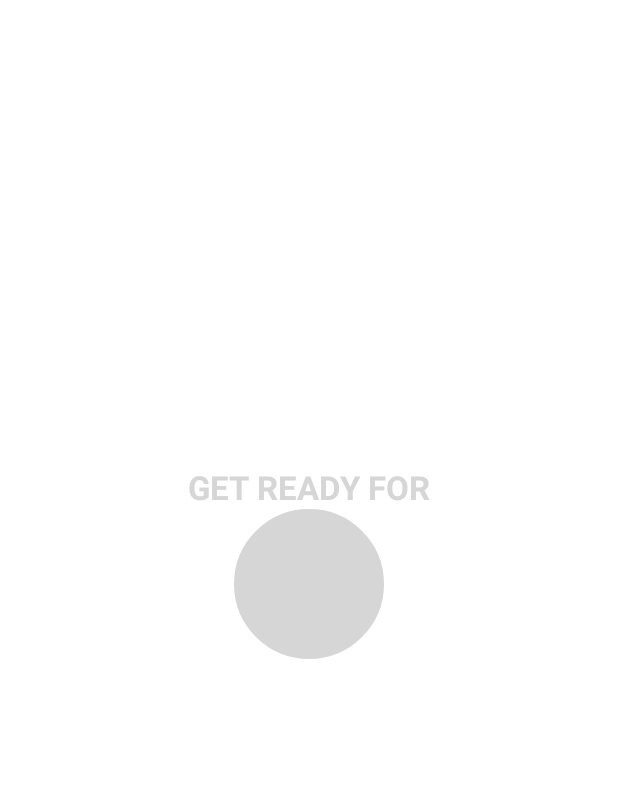
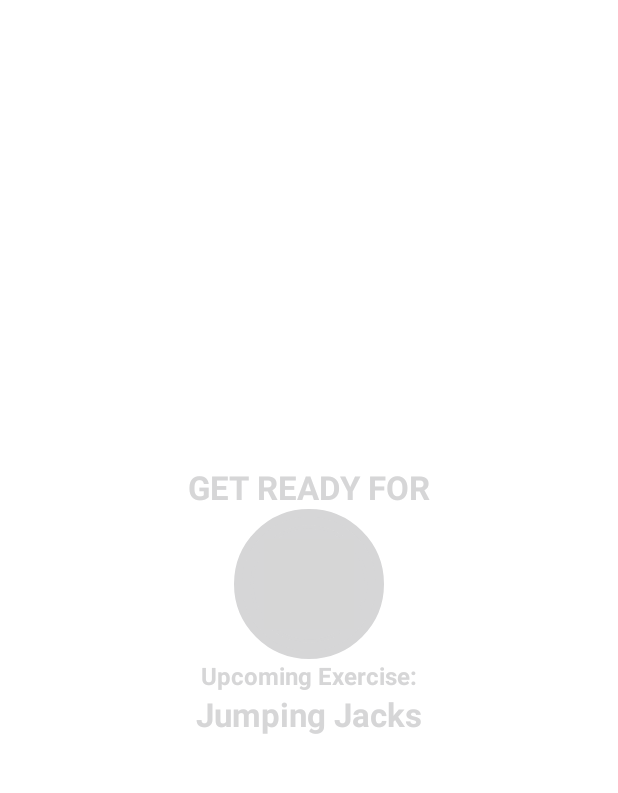
Before and after one commit to LeVi4869/AndroidDevStudies, an Android app: the ExerciseActivity screen opened directly, with no data from a screen before it, on a phone screen of 412 x 824 dp, the part 84-877 px from its top. Run offline under Robolectric (Android 15) with nearby library versions, the phone set to English and light mode, and no system bars; grey boxes are pictures that could not be loaded.

Commit message:
added tts to announce exercise name

```diff
--- a/7MinWorkout/app/src/main/AndroidManifest.xml
+++ b/7MinWorkout/app/src/main/AndroidManifest.xml
@@ -1,6 +1,12 @@
 <?xml version="1.0" encoding="utf-8"?>
 <manifest xmlns:android="http://schemas.android.com/apk/res/android"
     package="com.example.a7minworkout">
+
+    <queries>
+        <intent>
+            <action android:name="android.intent.action.TTS_SERVICE"/>
+        </intent>
+    </queries>
 
     <application
         android:allowBackup="true"
--- a/7MinWorkout/app/src/main/java/com/example/a7minworkout/ExerciseActivity.kt
+++ b/7MinWorkout/app/src/main/java/com/example/a7minworkout/ExerciseActivity.kt
@@ -3,11 +3,16 @@
 import androidx.appcompat.app.AppCompatActivity
 import android.os.Bundle
 import android.os.CountDownTimer
+import android.speech.tts.TextToSpeech
+import android.util.Log
 import android.view.View
 import android.widget.Toast
 import com.example.a7minworkout.databinding.ActivityExerciseBinding
+import org.w3c.dom.Text
+import java.util.*
+import kotlin.collections.ArrayList
 
-class ExerciseActivity : AppCompatActivity() {
+class ExerciseActivity : AppCompatActivity(), TextToSpeech.OnInitListener {
 
     private var binding : ActivityExerciseBinding? = null
 
@@ -19,6 +24,8 @@
 
     private var exerciseList : ArrayList<ExerciseModel>? = null
     private var currentExercisePosition = -1
+
+    private var tts : TextToSpeech? = null
 
     override fun onCreate(savedInstanceState: Bundle?) {
         super.onCreate(savedInstanceState)
@@ -34,6 +41,8 @@
 
         exerciseList = Constants.defaultExerciseList()
 
+        tts = TextToSpeech(this, this)
+
         binding?.toolbarExercise?.setNavigationOnClickListener{
             onBackPressed()
         }
@@ -47,11 +56,16 @@
         binding?.tvExerciseName?.visibility = View.INVISIBLE
         binding?.flExerciseView?.visibility = View.INVISIBLE
         binding?.ivImage?.visibility = View.INVISIBLE
+        binding?.tvUpcomingLabel?.visibility = View.VISIBLE
+        binding?.tvUpcomingExerciseName?.visibility = View.VISIBLE
 
         if(restTimer != null)   {
             restTimer?.cancel()
             restProgress = 0
         }
+
+        binding?.tvUpcomingExerciseName?.text = exerciseList!![currentExercisePosition + 1].getName()
+
         setRestProgressBar()
     }
 
@@ -61,10 +75,14 @@
         binding?.tvExerciseName?.visibility = View.VISIBLE
         binding?.flExerciseView?.visibility = View.VISIBLE
         binding?.ivImage?.visibility = View.VISIBLE
+        binding?.tvUpcomingLabel?.visibility = View.INVISIBLE
+        binding?.tvUpcomingExerciseName?.visibility = View.INVISIBLE
         if(exerciseTimer != null)   {
             exerciseTimer?.cancel()
             exerciseProgress = 0
         }
+
+        speakOut(exerciseList!![currentExercisePosition].getName())
 
         binding?.ivImage?.setImageResource(exerciseList!![currentExercisePosition].getImage())
         binding?.tvExerciseName?.text = exerciseList!![currentExercisePosition].getName()
@@ -120,6 +138,26 @@
             exerciseTimer?.cancel()
             exerciseProgress = 0
         }
+        if(tts != null) {
+            tts!!.stop()
+            tts!!.shutdown()
+        }
         binding = null
     }
+
+    override fun onInit(status: Int) {
+        if(status == TextToSpeech.SUCCESS)  {
+            val result = tts?.setLanguage(Locale.US)
+            if(result == TextToSpeech.LANG_MISSING_DATA || result == TextToSpeech.LANG_NOT_SUPPORTED)   {
+                Log.e("TTS", "The language specified is not supported!")
+            }
+        }
+        else    {
+            Log.e("TTS", "Initialization failed!")
+        }
+    }
+
+    private fun speakOut(text: String)  {
+        tts!!.speak(text, TextToSpeech.QUEUE_FLUSH, null, "")
+    }
 }
--- a/7MinWorkout/app/src/main/res/layout/activity_exercise.xml
+++ b/7MinWorkout/app/src/main/res/layout/activity_exercise.xml
@@ -76,6 +76,35 @@
 
     </FrameLayout>
 
+    <TextView
+        android:id="@+id/tvUpcomingLabel"
+        android:layout_width="wrap_content"
+        android:layout_height="wrap_content"
+        android:text="Upcoming Exercise:"
+        android:textColor="@color/colorPrimary"
+        android:textSize="16sp"
+        android:textStyle="bold"
+        app:layout_constraintStart_toStartOf="parent"
+        app:layout_constraintEnd_toEndOf="parent"
+        app:layout_constraintTop_toBottomOf="@id/flRestView"
+        app:layout_constraintBottom_toTopOf="@id/tvUpcomingExerciseName"
+        tools:visibility="visible"
+        />
+
+    <TextView
+        android:id="@+id/tvUpcomingExerciseName"
+        android:layout_width="wrap_content"
+        android:layout_height="wrap_content"
+        android:textColor="@color/colorPrimary"
+        android:textSize="22sp"
+        android:textStyle="bold"
+        android:visibility="gone"
+        app:layout_constraintStart_toStartOf="parent"
+        app:layout_constraintEnd_toEndOf="parent"
+        app:layout_constraintTop_toBottomOf="@id/tvUpcomingLabel"
+        tools:visibility="visible"
+        />
+
     <ImageView
         android:id="@+id/ivImage"
         android:layout_width="match_parent"
@@ -91,7 +120,7 @@
         android:id="@+id/tvExerciseName"
         android:layout_width="wrap_content"
         android:layout_height="wrap_content"
-        android:name="ExerciseName"
+        android:text="ExerciseName"
         android:textColor="@color/colorAccent"
         android:textSize="22sp"
         android:textStyle="bold"
```
